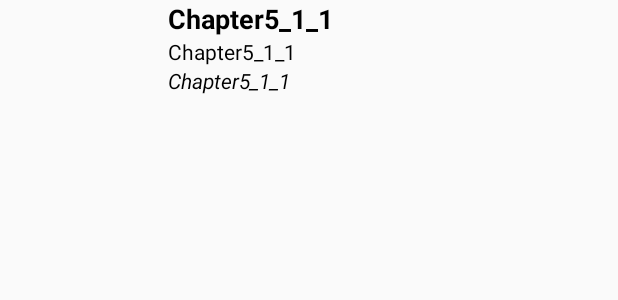
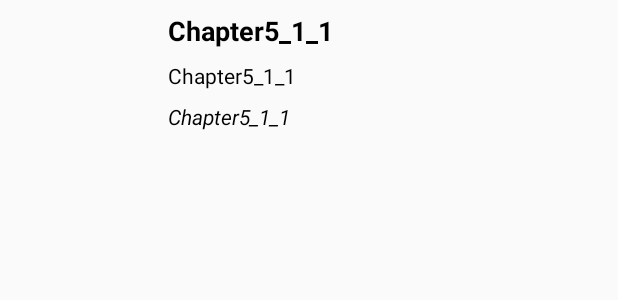
Before and after one commit to msrusse/IFSTA, an Android app: the layout courses_chapters_list_item.xml on its own in the app's theme, with its tools: preview values and no code run, on a phone screen of 412 x 824 dp. Shown: the top 300 px of the screen. Run offline under Robolectric (Android 15) with nearby library versions, the phone set to English and light mode, and no system bars.

Commit message:
Updates the app to correct issues 37, 38, 42

```diff
--- a/app/src/main/AndroidManifest.xml
+++ b/app/src/main/AndroidManifest.xml
@@ -22,8 +22,9 @@
         <activity
             android:name=".MainActivity"
             android:configChanges="orientation"
-            android:label="@string/app_name"
-            android:screenOrientation="portrait">
+            android:label="@string/companion"
+            android:screenOrientation="portrait"
+            android:theme="@style/Theme.AppCompat.Light.DarkActionBar">
             <intent-filter>
                 <action android:name="android.intent.action.MAIN" />
 
--- a/app/src/main/java/com/example/appcenter/companion/MainActivity.java
+++ b/app/src/main/java/com/example/appcenter/companion/MainActivity.java
@@ -26,7 +26,6 @@ public class MainActivity extends AppCompatActivity implements AdapterView.OnIte
     protected void onCreate(Bundle savedInstanceState) {
         super.onCreate(savedInstanceState);
         setContentView(R.layout.activity_main);
-
         DataBaseHelper myDbHelper ;
         SharedPreferences sharedPreferences = getPreferences(MODE_PRIVATE);
 
--- a/app/src/main/res/layout/courses_chapters_list_item.xml
+++ b/app/src/main/res/layout/courses_chapters_list_item.xml
@@ -1,21 +1,26 @@
 <?xml version="1.0" encoding="utf-8"?>
 <LinearLayout xmlns:android="http://schemas.android.com/apk/res/android"
+    android:layout_width="match_parent"
+    android:layout_height="match_parent"
     android:orientation="horizontal"
-    android:weightSum="4"
-    android:layout_width="match_parent"
-    android:layout_height="match_parent">
+    android:paddingBottom="8dp"
+    android:paddingTop="8dp"
+    android:weightSum="4">
+
     <RelativeLayout
         android:layout_width="0dp"
+        android:layout_height="match_parent"
         android:layout_weight="1.05"
-        android:padding="@dimen/exam_prep_acitivity_radio_group_margin"
         android:orientation="vertical"
-        android:layout_height="match_parent">
+        android:padding="@dimen/exam_prep_acitivity_radio_group_margin">
 
         <com.example.appcenter.companion.courses.EqualWidthHeightTextView
             android:id="@+id/chapter_progress_percentage"
             android:layout_width="match_parent"
             android:layout_height="match_parent"
             android:gravity="center"
+            android:scaleX=".75"
+            android:scaleY=".75"
             android:text=""
             android:textAlignment="center"
             android:textAppearance="@android:style/TextAppearance.Medium"
@@ -23,33 +28,38 @@
     </RelativeLayout>
 
     <LinearLayout
+        android:layout_width="0dp"
+        android:layout_height="match_parent"
+        android:layout_marginLeft="@dimen/exam_prep_acitivity_radio_group_margin"
         android:layout_weight="2.95"
-        android:layout_width="0dp"
-        android:layout_marginLeft="@dimen/exam_prep_acitivity_radio_group_margin"
-        android:orientation="vertical"
-        android:layout_height="match_parent">
+        android:orientation="vertical">
+
         <TextView
             android:id="@+id/chapter_number"
+            android:layout_width="match_parent"
+            android:layout_height="wrap_content"
+            android:paddingBottom="8dp"
             android:text="Chapter5_1_1"
-            android:textStyle="bold"
+            android:textAppearance="@android:style/TextAppearance.Medium"
             android:textColor="@android:color/black"
-            android:textAppearance="@android:style/TextAppearance.Medium"
-            android:layout_width="match_parent"
-            android:layout_height="wrap_content" />
+            android:textStyle="bold" />
+
         <TextView
             android:id="@+id/chapter_title"
+            android:layout_width="match_parent"
+            android:layout_height="wrap_content"
+            android:paddingBottom="8dp"
             android:text="Chapter5_1_1"
-            android:textColor="@android:color/black"
             android:textAppearance="@android:style/TextAppearance.Small"
-            android:layout_width="match_parent"
-            android:layout_height="wrap_content" />
+            android:textColor="@android:color/black" />
+
         <TextView
             android:id="@+id/page_count"
+            android:layout_width="match_parent"
+            android:layout_height="wrap_content"
             android:text="Chapter5_1_1"
-            android:textStyle="italic"
+            android:textAppearance="@android:style/TextAppearance.Small"
             android:textColor="@android:color/black"
-            android:textAppearance="@android:style/TextAppearance.Small"
-            android:layout_width="match_parent"
-            android:layout_height="wrap_content" />
+            android:textStyle="italic" />
     </LinearLayout>
 </LinearLayout>
--- a/app/src/main/res/values/strings.xml
+++ b/app/src/main/res/values/strings.xml
@@ -44,6 +44,7 @@
     <string name="title_max_number_of_attempts">MAX NUMBER OF ATTEMPTS</string>
     <string name="title_clear_test_results">CLEAR TEST RESULTS</string>
     <string name="title_clear_study_deck">CLEAR STUDY DECK</string>
+    <string name="companion">Companion</string>
     <!-- TODO: Remove or change this placeholder text -->
     <string name="hello_blank_fragment">Hello blank fragment</string>
     <string name="toast_identify_notification">Tap anywhere to begin.</string>
```
